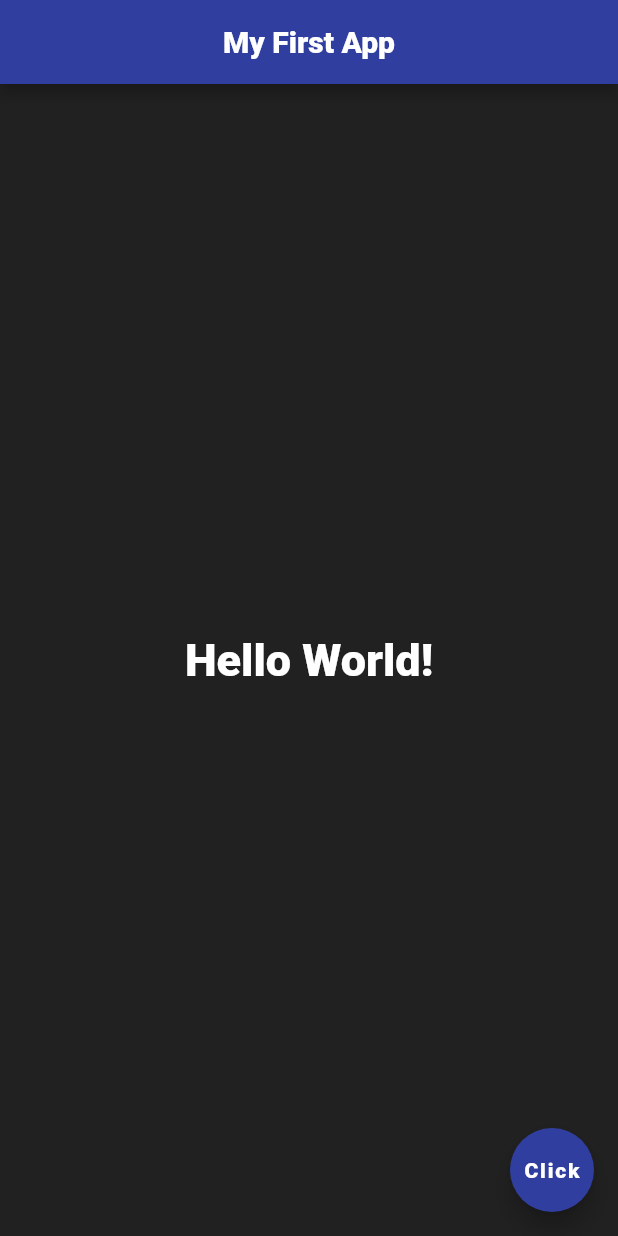
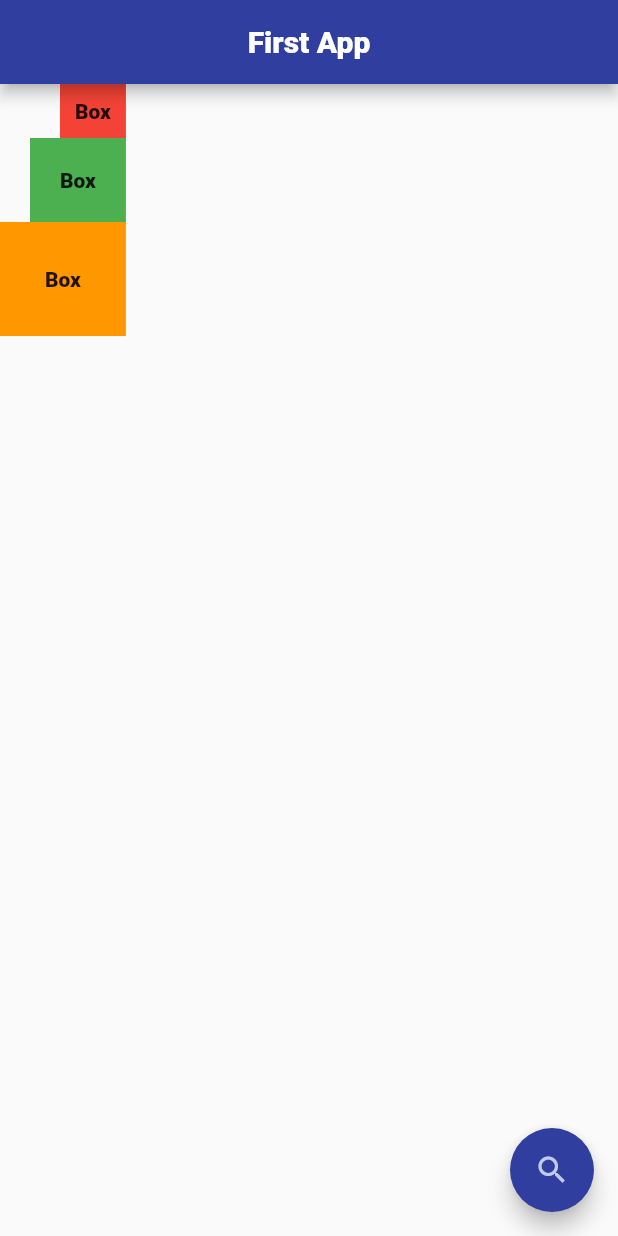
Before and after one commit to Pavitra554/Flutter_Learning, a Flutter app: the screen it shows after launch, on a phone screen of 412 x 824 dp. Run offline on Flutter 3.47's test engine with Material 2 defaults, Android fonts, the phone set to English and light mode, and no system bars.

Commit message:
✅ Buttons,icons,margin,padding,row,column,images and fonts

```diff
--- a/lib/main.dart
+++ b/lib/main.dart
@@ -11,27 +11,123 @@ class Home extends StatelessWidget {
   @override
   Widget build(BuildContext context) {
     return Scaffold(
-      backgroundColor: Colors.grey[900],
+      // backgroundColor: Colors.grey[100],
       appBar: AppBar(
-        title: const Text("My First App"),
+        title: const Text("First App"),
         centerTitle: true,
         backgroundColor: Colors.indigo[700],
       ),
-      body: const Center(
-        child: Text(
-          'Hello World!',
-          style: TextStyle(
-              fontSize: 30,
-              fontWeight: FontWeight.normal,
-              fontFamily: 'Roboto',
-              color: Colors.white),
-        ),
+      body: Column(
+        mainAxisAlignment: MainAxisAlignment.start,
+        crossAxisAlignment: CrossAxisAlignment.end,
+        children: <Widget>[
+          Container(
+            color: Colors.red.shade500,
+            padding: const EdgeInsets.all(10.0),
+            child: const Text('Box'),
+          ),
+          Container(
+            color: Colors.green.shade500,
+            padding: const EdgeInsets.all(20.0),
+            child: const Text('Box'),
+          ),
+          Container(
+            color: Colors.orange.shade500,
+            padding: const EdgeInsets.all(30.0),
+            child: const Text('Box'),
+          ),
+        ],
       ),
       floatingActionButton: FloatingActionButton(
         onPressed: () => {},
         backgroundColor: Colors.indigo[700],
-        child: const Text('Click'),
+        child: Icon(
+          Icons.search,
+          color: Colors.indigo[100],
+        ),
       ),
     );
   }
 }
+
+
+//--------------------------------------Column
+
+// Column(
+//         mainAxisAlignment: MainAxisAlignment.start,
+//         crossAxisAlignment: CrossAxisAlignment.end,
+//         children: <Widget>[
+//           Container(
+//             color: Colors.red.shade500,
+//             padding: const EdgeInsets.all(10.0),
+//             child: const Text('Box'),
+//           ),
+//           Container(
+//             color: Colors.green.shade500,
+//             padding: const EdgeInsets.all(20.0),
+//             child: const Text('Box'),
+//           ),
+//           Container(
+//             color: Colors.orange.shade500,
+//             padding: const EdgeInsets.all(30.0),
+//             child: const Text('Box'),
+//           ),
+//         ],
+//       ),
+
+//-----------------------------------------Row
+
+// Row(
+//         mainAxisAlignment: MainAxisAlignment.spaceEvenly,
+//         crossAxisAlignment: CrossAxisAlignment.start,
+//         children: <Widget>[
+//           Container(
+//             color: Colors.red.shade500,
+//             padding: const EdgeInsets.all(10.0),
+//             child: const Text('Box'),
+//           ),
+//           Container(
+//             color: Colors.green.shade500,
+//             padding: const EdgeInsets.all(20.0),
+//             child: const Text('Box'),
+//           ),
+//           Container(
+//             color: Colors.orange.shade500,
+//             padding: const EdgeInsets.all(30.0),
+//             child: const Text('Box'),
+//           ),
+//         ],
+//       ),
+
+//------------------------------------Buttons
+
+// child: ElevatedButton.icon(
+//         icon: const Icon(Icons.search),
+//         label: const Text(
+//           'Search',
+//           style: TextStyle(fontSize: 20),
+//         ),
+//         onPressed: () => {},
+//         style: ButtonStyle(
+//           backgroundColor: MaterialStateProperty.all(Colors.indigo[700]),
+//         ),
+//       )
+
+
+// child: IconButton(
+//         icon: const Icon(
+//           Icons.flutter_dash_sharp,
+//         ),
+//         iconSize: 100,
+//         color: Colors.blue.shade400,
+//         onPressed: () => {},
+//       )
+
+//--------------------------------------Margin pading and container
+
+//  Container(
+//         padding: const EdgeInsets.symmetric(horizontal: 20.0, vertical: 10.0),
+//         margin: const EdgeInsets.all(10.0),
+//         color: Colors.grey.shade400,
+//         child: const Text('hello world'),
+//       )
--- a/pubspec.yaml
+++ b/pubspec.yaml
@@ -56,9 +56,8 @@ flutter:
   uses-material-design: true
 
   # To add assets to your application, add an assets section, like this:
-  # assets:
-  #   - images/a_dot_burr.jpeg
-  #   - images/a_dot_ham.jpeg
+  assets:
+    - assets/
 
   # An image asset can refer to one or more resolution-specific "variants", see
   # https://flutter.dev/assets-and-images/#resolution-aware
```
Also changed, not shown: assets/image.jpg (added).
